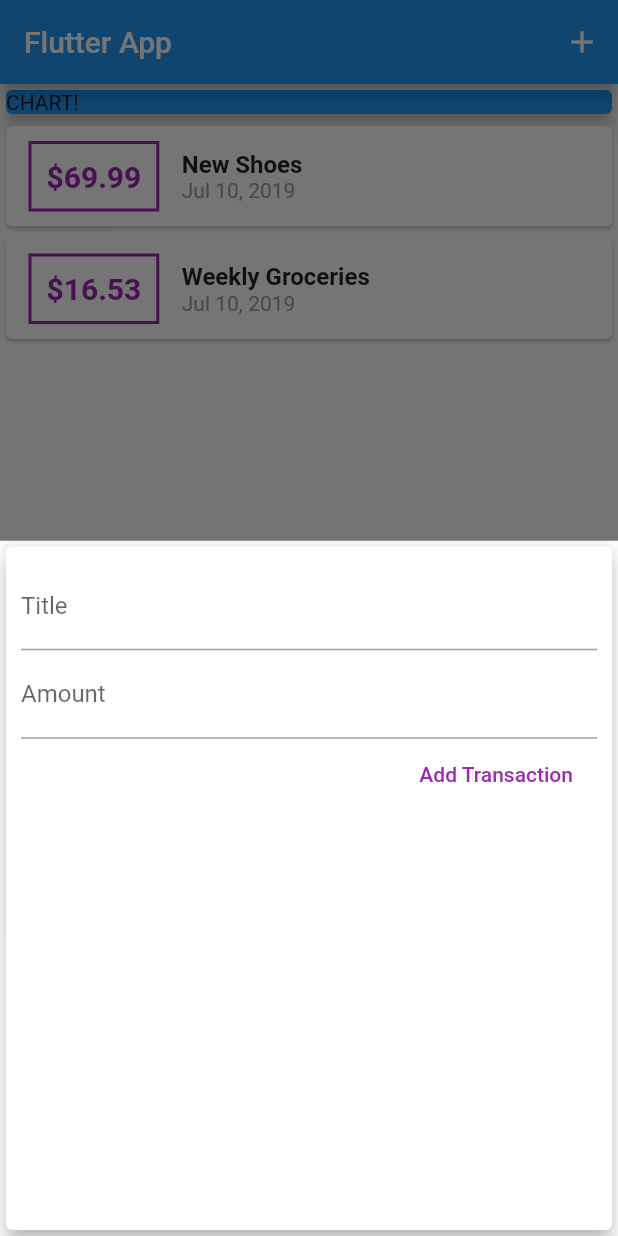
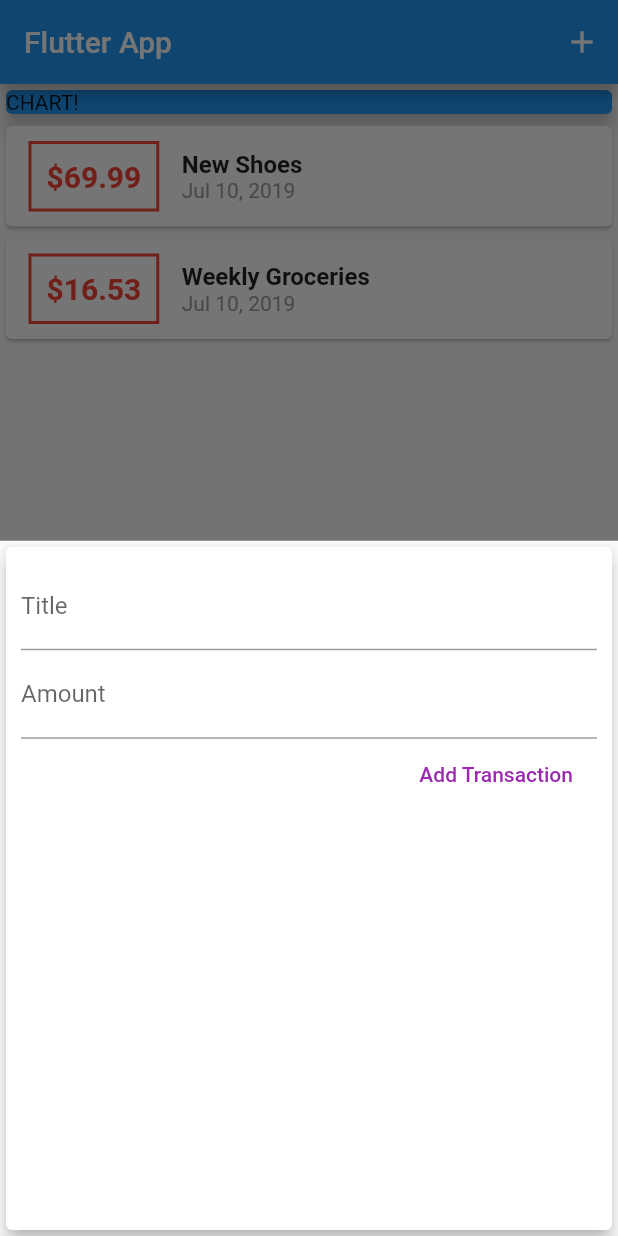
Before and after one commit to madebyrh/personal-expenses-app, a Flutter app: the screen it shows after launch, after a tap on the "add" icon, on a phone screen of 412 x 824 dp. Run offline on Flutter 3.47's test engine with Material 2 defaults, Android fonts, the phone set to English and light mode, and no system bars.

Commit message:
update modal

```diff
--- a/lib/widgets/new_transaction.dart
+++ b/lib/widgets/new_transaction.dart
@@ -1,22 +1,33 @@
 import 'package:flutter/material.dart';
 
-class NewTransaction extends StatelessWidget {
+class NewTransaction extends StatefulWidget {
   final Function addTx;
-  final titleController = TextEditingController();
-  final amountController = TextEditingController();
 
   NewTransaction(this.addTx);
+
+  @override
+  _NewTransactionState createState() => _NewTransactionState();
+}
+
+class _NewTransactionState extends State<NewTransaction> {
+  final titleController = TextEditingController();
+
+  final amountController = TextEditingController();
 
   void submitData() {
     final enteredTitle = titleController.text;
     final enteredAmount = double.parse(amountController.text);
+
+    // validator
     if (enteredTitle.isEmpty || enteredAmount <= 0) {
       return;
     }
-    addTx(
+    widget.addTx(
       enteredTitle,
       enteredAmount,
     );
+    // close modal
+    Navigator.of(context).pop();
   }
 
   @override
--- a/lib/widgets/transaction_list.dart
+++ b/lib/widgets/transaction_list.dart
@@ -24,7 +24,7 @@ class TransactionList extends StatelessWidget {
                   ),
                   decoration: BoxDecoration(
                     border: Border.all(
-                      color: Colors.purple,
+                      color: Colors.red,
                       width: 2,
                     ),
                   ),
@@ -34,7 +34,7 @@ class TransactionList extends StatelessWidget {
                     style: TextStyle(
                       fontWeight: FontWeight.bold,
                       fontSize: 20,
-                      color: Colors.purple,
+                      color: Colors.red,
                     ),
                   ),
                 ),
```
